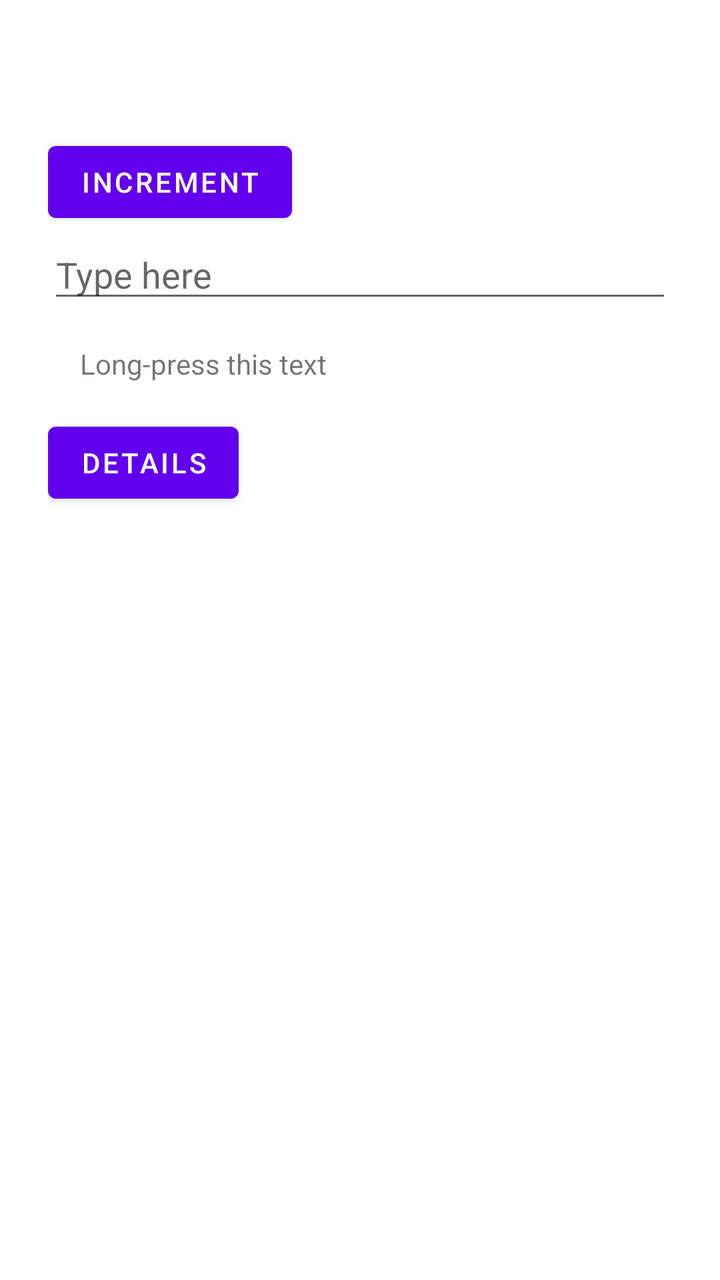
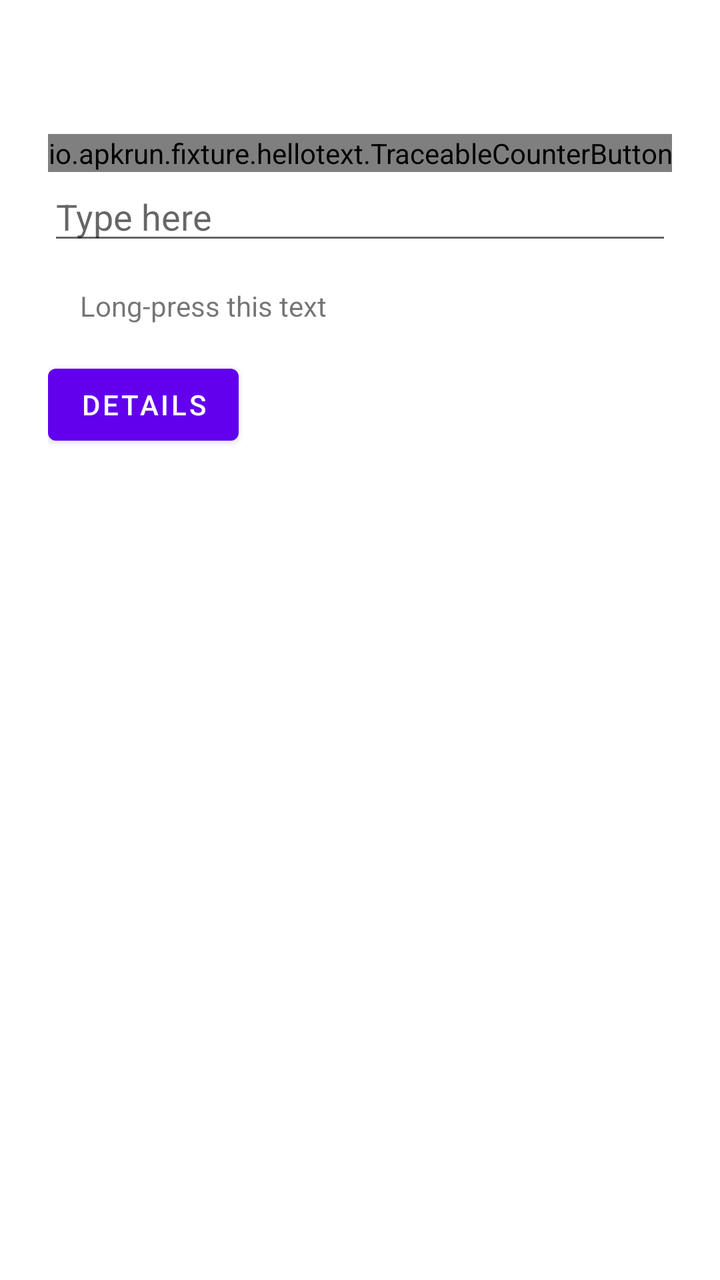

Compare the two renders of this Android layout. The source of the first and the diff that turns it into the second are given below.
<!-- AndroidManifest.xml: fallback theme Theme.MaterialComponents.DayNight.NoActionBar -->
<!-- res/layout/activity_main.xml -->
<?xml version="1.0" encoding="utf-8"?>
<LinearLayout xmlns:android="http://schemas.android.com/apk/res/android"
    android:layout_width="match_parent"
    android:layout_height="match_parent"
    android:orientation="vertical"
    android:padding="24dp">

    <TextView
        android:id="@+id/counter_text"
        android:layout_width="wrap_content"
        android:layout_height="wrap_content"
        android:textSize="32sp" />

    <Button
        android:id="@+id/increment_button"
        android:layout_width="wrap_content"
        android:layout_height="wrap_content"
        android:text="@string/increment" />

    <EditText
        android:id="@+id/input_text"
        android:layout_width="match_parent"
        android:layout_height="wrap_content"
        android:hint="@string/input_hint"
        android:imeOptions="actionDone"
        android:inputType="text" />

    <TextView
        android:id="@+id/context_target"
        android:layout_width="wrap_content"
        android:layout_height="wrap_content"
        android:padding="16dp"
        android:text="@string/context_target" />

    <Button
        android:id="@+id/details_button"
        android:layout_width="wrap_content"
        android:layout_height="wrap_content"
        android:text="@string/details" />

</LinearLayout>
<!-- resources referenced by this layout -->
<resources>
  <string name="context_target">Long-press this text</string>
  <string name="details">Details</string>
  <string name="increment">Increment</string>
  <string name="input_hint">Type here</string>
</resources>

<!-- the commit's change to res/layout/activity_main.xml (unified diff, before → after) -->
@@ -11,7 +11,7 @@
         android:layout_height="wrap_content"
         android:textSize="32sp" />
 
-    <Button
+    <io.apkrun.fixture.hellotext.TraceableCounterButton
         android:id="@+id/increment_button"
         android:layout_width="wrap_content"
         android:layout_height="wrap_content"
